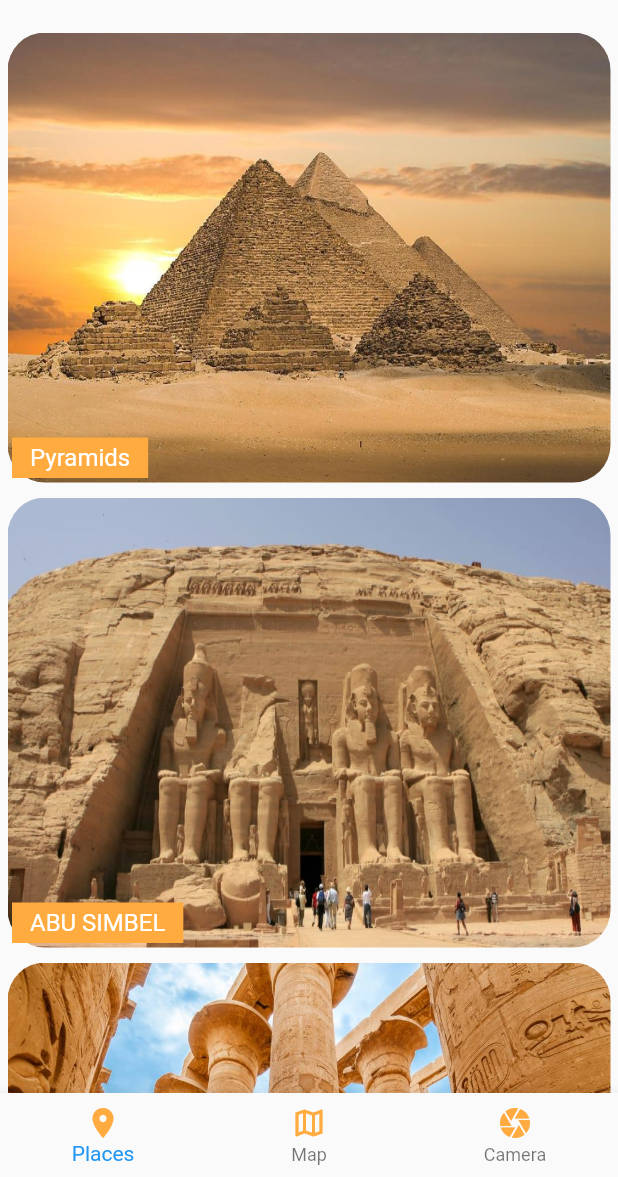
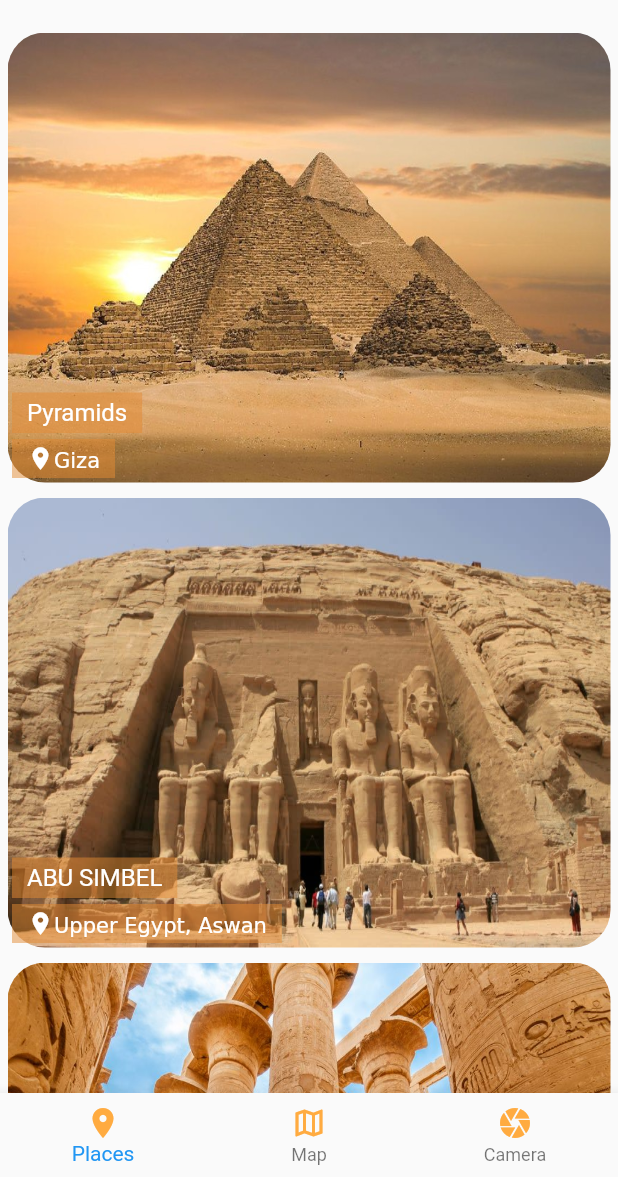
Before and after one commit to AbdelrahmanMahmoud94/Must_OCR, a Flutter app: the screen it shows after launch, on a phone screen of 412 x 824 dp, the part 59-1236 px from its top. Run offline on Flutter 3.47's test engine with Material 2 defaults, Android fonts, the phone set to English and light mode, and no system bars; our stand-ins replace google_maps_flutter, location.

Commit message:
make place tab

```diff
--- a/lib/place_widget.dart
+++ b/lib/place_widget.dart
@@ -1,13 +1,12 @@
 import 'dart:ui';
-
 import 'package:flutter/material.dart';
 
 class PlaceWidget extends StatelessWidget {
-  String title;
+  String Place;
   String Location;
   String ImagePath;
 
-  PlaceWidget(this.title, this.Location, this.ImagePath);
+  PlaceWidget(this.Place, this.Location, this.ImagePath);
 
   @override
   Widget build(BuildContext context) {
@@ -28,34 +27,41 @@ padding: EdgeInsets.all(5),
         ),
         ),
         ),
-          Row(
+          Positioned(
+            bottom: 30,
+            left: 0,
+      child: Container(
+              margin: EdgeInsets.all(8),
+              color: Color.fromRGBO(227, 138, 51, 0.5019607843137255),
+              padding: EdgeInsets.symmetric(vertical: 4, horizontal: 10),
+              child: Text(
+                Place,
+                style: TextStyle(color: Colors.white, fontSize: 16),
+              ),
+            ),
+    ),
+
+    Positioned(
+    // The Positioned widget is used to position the text inside the Stack widget
+    bottom: 0,
+    left: 0,
+    child:Container(
+           margin: EdgeInsets.all(8),
+           color: Color.fromRGBO(227, 138, 51, 0.5019607843137255),
+           padding: EdgeInsets.symmetric(vertical: 4, horizontal: 10),
+
+           child:RichText(
+          text: TextSpan(
             children: [
-              Container(
-                alignment: Alignment.bottomLeft,
-                margin: EdgeInsets.all(8),
-                color: Colors.orangeAccent,
-                padding: EdgeInsets.symmetric(vertical: 4, horizontal: 12),
-                child: Text(
-                  title,
-                  style: TextStyle(color: Colors.white, fontSize: 16),
+              WidgetSpan(
+                  child: Icon(Icons.location_on,color: Colors.white,size: 18,),
                 ),
-              ),
+              TextSpan(text: Location),
             ],
           ),
-         // Row(
-         //    children: [
-         //      Container(
-         //        alignment: Alignment.bottomRight,
-         //        margin: EdgeInsets.all(8),
-         //        color: Colors.orangeAccent,
-         //        padding: EdgeInsets.symmetric(vertical: 4, horizontal: 12),
-         //        child: Text(
-         //          Location,
-         //          style: TextStyle(color: Colors.white, fontSize: 16,),textDirection: TextDirection.rtl,
-         //        ),
-         //      ),
-         //    ],
-         //  )
+        )
+         ),
+    ),
         ],
       ),
     );
```
